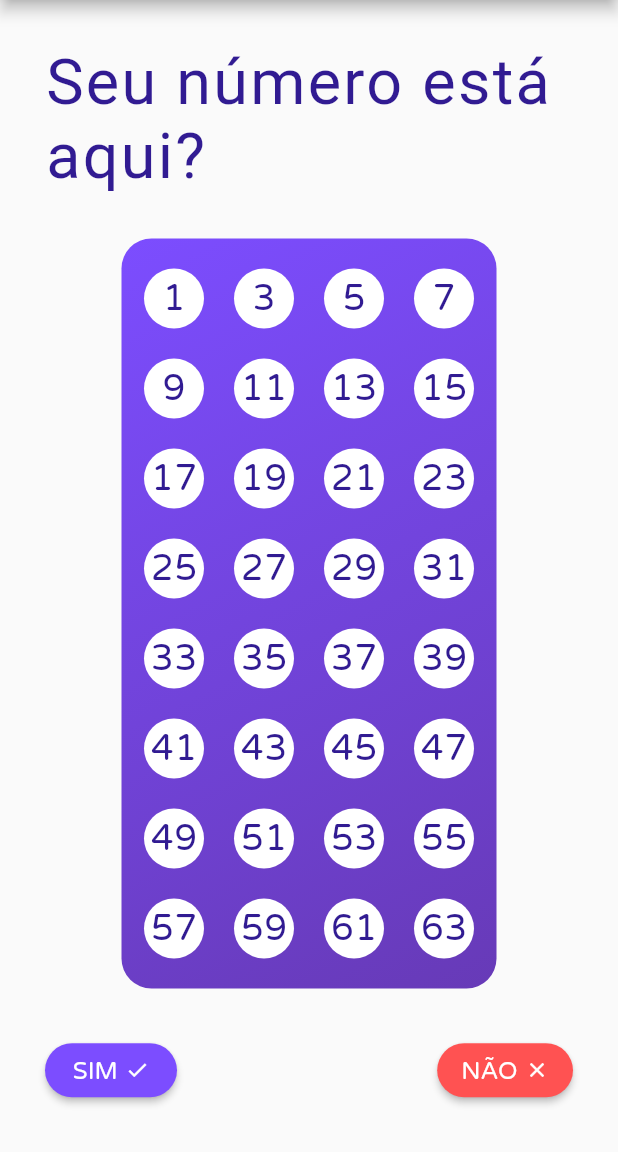
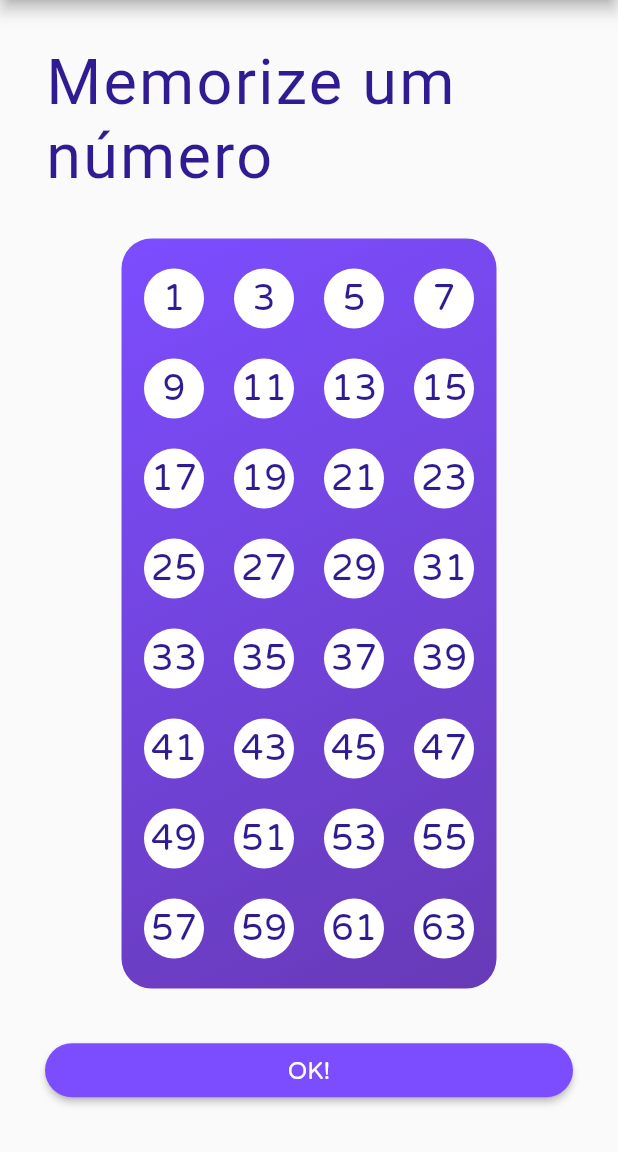
Before and after one commit to pedrolacerda81/magic_numbers, a Flutter app: the Play screen opened directly, on a phone screen of 412 x 824 dp, the part 84-1236 px from its top. Run offline on Flutter 3.47's test engine with Material 2 defaults, Android fonts, the phone set to English and light mode, and no system bars; our stand-ins replace bloc, equatable, flutter_bloc; Roboto replaces fonts that are missing (RugeBoogie).

Commit message:
Finishes Connecting play screen ui to magicNumbersBloc

```diff
--- a/lib/src/screens/play/play.dart
+++ b/lib/src/screens/play/play.dart
@@ -4,7 +4,14 @@ import 'package:magic_numbers/src/bloc/bloc.dart';
 import 'package:magic_numbers/src/widgets/widgets.dart';
 
 class Play extends StatelessWidget {
-  final bool memorizedNumber = true;
+  TextStyle _titleTextStyle() {
+    return TextStyle(
+      fontFamily: 'RugeBoogie',
+      fontSize: 42.0,
+      letterSpacing: 1.5,
+      color: Colors.deepPurple[900],
+    );
+  }
 
   Container _buildPlayButtons(
       String text, IconData icon, Color color, Function onPressed) {
@@ -99,16 +106,19 @@ class Play extends StatelessWidget {
           children: <Widget>[
             Container(
               padding: EdgeInsets.only(left: 30.0),
-              child: Text(
-                !memorizedNumber
-                    ? 'Memorize um número'
-                    : 'Seu número está aqui?',
-                style: TextStyle(
-                  fontFamily: 'RugeBoogie',
-                  fontSize: 42.0,
-                  letterSpacing: 1.5,
-                  color: Colors.deepPurple[900],
-                ),
+              child: BlocBuilder<MagicNumbersBloc, MagicNumbersState>(
+                builder: (BuildContext context, MagicNumbersState state) {
+                  if (state is MagicNumbersState) {
+                    return Text(
+                      'Memorize um número',
+                      style: _titleTextStyle(),
+                    );
+                  }
+                  return Text(
+                    'Ops. Por favor reinicie o aplicativo.',
+                    style: _titleTextStyle(),
+                  );
+                },
               ),
             ),
             Container(
@@ -130,34 +140,52 @@ class Play extends StatelessWidget {
                       return _buildCard(state.props);
                     }
                     //TODO: remove this...
-                    return Container();
+                    return Container(
+                      color: Colors.redAccent,
+                      width: 250.0,
+                      child: Center(
+                        child: Icon(Icons.close, color: Colors.white),
+                      ),
+                    );
                   },
                 ),
               ),
             ),
-            !memorizedNumber
-                ? MagicNumbersButton(
+            BlocBuilder<MagicNumbersBloc, MagicNumbersState>(
+              builder: (BuildContext context, MagicNumbersState state) {
+                if (state is MagicNumbersState) {
+                  return MagicNumbersButton(
                     title: 'OK!',
                     color: Colors.deepPurpleAccent,
                     titleColor: Colors.white,
                     splashColor: Colors.white,
                     onPressed: () {},
-                  )
-                : Container(
-                    padding: EdgeInsets.symmetric(horizontal: 30.0),
-                    child: Row(
-                      mainAxisSize: MainAxisSize.max,
-                      mainAxisAlignment: MainAxisAlignment.spaceBetween,
-                      children: <Widget>[
-                        _buildPlayButtons(
-                            'SIM', Icons.check, Colors.deepPurpleAccent, () {}),
-                        _buildPlayButtons('NÃO', Icons.close, Colors.redAccent,
-                            () {
-                          Navigator.popAndPushNamed(context, '/abrakadabra');
-                        }),
-                      ],
-                    ),
-                  ),
+                  );
+                }
+                return MagicNumbersButton(
+                  title: 'Entendo :(',
+                  color: Colors.deepPurpleAccent,
+                  titleColor: Colors.white,
+                  splashColor: Colors.white,
+                  onPressed: () {},
+                );
+              },
+            ),
+//                Container(
+//                    padding: EdgeInsets.symmetric(horizontal: 30.0),
+//                    child: Row(
+//                      mainAxisSize: MainAxisSize.max,
+//                      mainAxisAlignment: MainAxisAlignment.spaceBetween,
+//                      children: <Widget>[
+//                        _buildPlayButtons(
+//                            'SIM', Icons.check, Colors.deepPurpleAccent, () {}),
+//                        _buildPlayButtons('NÃO', Icons.close, Colors.redAccent,
+//                            () {
+//                          Navigator.popAndPushNamed(context, '/abrakadabra');
+//                        }),
+//                      ],
+//                    ),
+//                  ),
           ],
         ),
       ),
```
